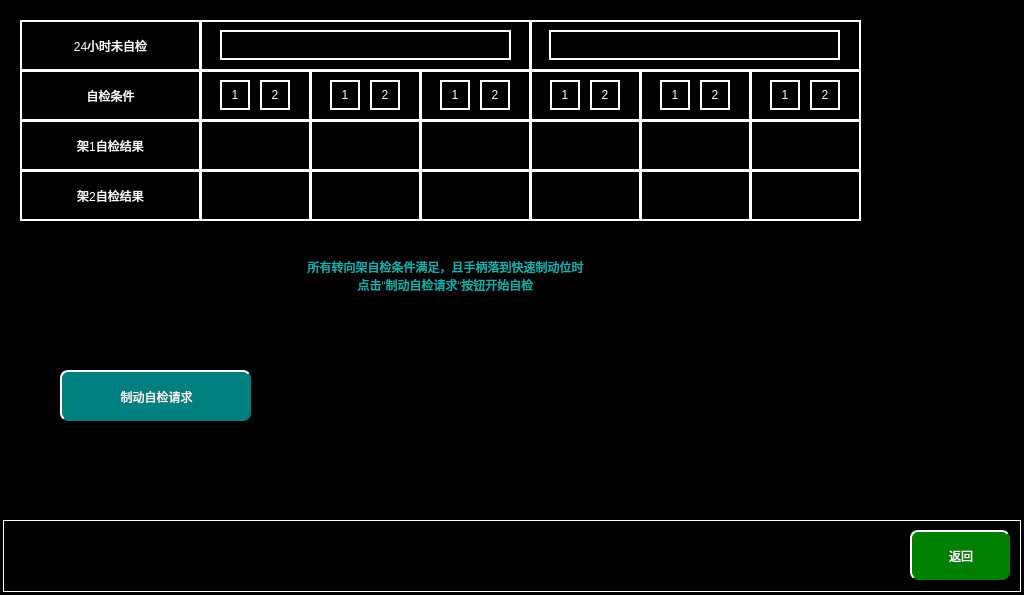
mayue-crrc/ShenyangMetro9DB, file maintaincebcutestpage.ui: the form before one commit.
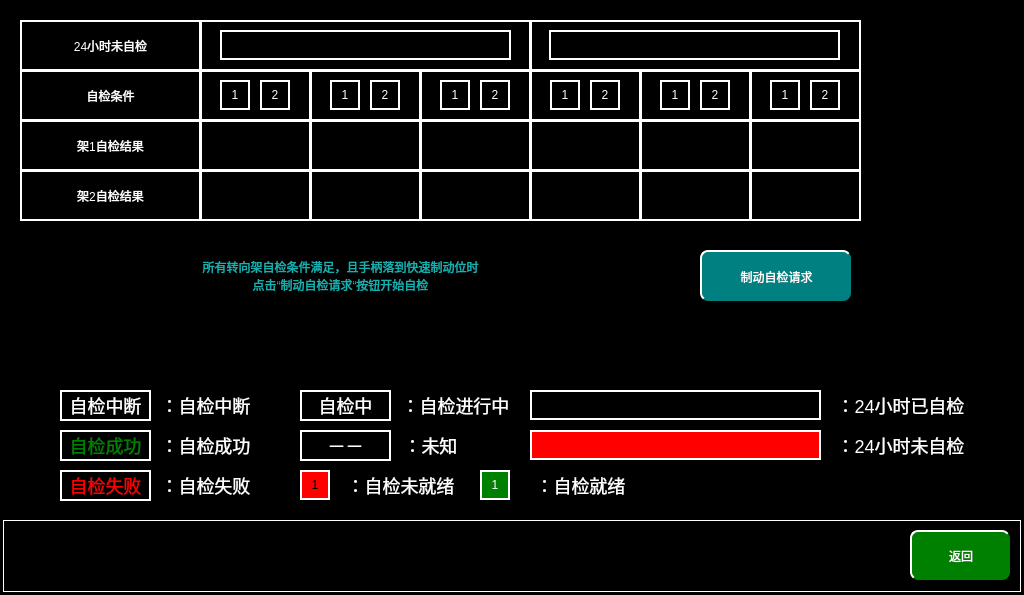
The form after the commit.

The edit to the form file:
```diff
--- a/maintaincebcutestpage.ui
+++ b/maintaincebcutestpage.ui
@@ -802,9 +802,9 @@
   <widget class="QPushButton" name="pushButton">
    <property name="geometry">
     <rect>
-     <x>60</x>
-     <y>370</y>
-     <width>191</width>
+     <x>700</x>
+     <y>250</y>
+     <width>151</width>
      <height>51</height>
     </rect>
    </property>
@@ -823,7 +823,7 @@
     <rect>
      <x>30</x>
      <y>240</y>
-     <width>831</width>
+     <width>621</width>
      <height>71</height>
     </rect>
    </property>
@@ -838,6 +838,373 @@
     <set>Qt::AlignCenter</set>
    </property>
   </widget>
+  <widget class="QLabel" name="testresTC1J2lbl_2">
+   <property name="geometry">
+    <rect>
+     <x>60</x>
+     <y>430</y>
+     <width>91</width>
+     <height>31</height>
+    </rect>
+   </property>
+   <property name="styleSheet">
+    <string notr="true">color:green;
+font-size:18px;</string>
+   </property>
+   <property name="text">
+    <string>自检成功</string>
+   </property>
+   <property name="alignment">
+    <set>Qt::AlignCenter</set>
+   </property>
+  </widget>
+  <widget class="QLabel" name="testresTC1J2lbl_3">
+   <property name="geometry">
+    <rect>
+     <x>60</x>
+     <y>470</y>
+     <width>91</width>
+     <height>31</height>
+    </rect>
+   </property>
+   <property name="styleSheet">
+    <string notr="true">color:red;
+font-size:18px;</string>
+   </property>
+   <property name="text">
+    <string>自检失败</string>
+   </property>
+   <property name="alignment">
+    <set>Qt::AlignCenter</set>
+   </property>
+  </widget>
+  <widget class="QLabel" name="testresTC1J2lbl_4">
+   <property name="geometry">
+    <rect>
+     <x>60</x>
+     <y>390</y>
+     <width>91</width>
+     <height>31</height>
+    </rect>
+   </property>
+   <property name="styleSheet">
+    <string notr="true">color:white;
+font-size:18px;</string>
+   </property>
+   <property name="text">
+    <string>自检中断</string>
+   </property>
+   <property name="alignment">
+    <set>Qt::AlignCenter</set>
+   </property>
+  </widget>
+  <widget class="QLabel" name="testresTC1J2lbl_5">
+   <property name="geometry">
+    <rect>
+     <x>300</x>
+     <y>390</y>
+     <width>91</width>
+     <height>31</height>
+    </rect>
+   </property>
+   <property name="styleSheet">
+    <string notr="true">color:white;
+font-size:18px;</string>
+   </property>
+   <property name="text">
+    <string>自检中</string>
+   </property>
+   <property name="alignment">
+    <set>Qt::AlignCenter</set>
+   </property>
+  </widget>
+  <widget class="QLabel" name="testresTC1J2lbl_6">
+   <property name="geometry">
+    <rect>
+     <x>300</x>
+     <y>430</y>
+     <width>91</width>
+     <height>31</height>
+    </rect>
+   </property>
+   <property name="styleSheet">
+    <string notr="true">color:white;
+font-size:18px;</string>
+   </property>
+   <property name="text">
+    <string>－－</string>
+   </property>
+   <property name="alignment">
+    <set>Qt::AlignCenter</set>
+   </property>
+  </widget>
+  <widget class="QLabel" name="testresTC1J2lbl_7">
+   <property name="geometry">
+    <rect>
+     <x>160</x>
+     <y>390</y>
+     <width>91</width>
+     <height>31</height>
+    </rect>
+   </property>
+   <property name="styleSheet">
+    <string notr="true">color:white;
+font-size:18px;
+border:transparent;</string>
+   </property>
+   <property name="text">
+    <string>：自检中断</string>
+   </property>
+   <property name="alignment">
+    <set>Qt::AlignCenter</set>
+   </property>
+  </widget>
+  <widget class="QLabel" name="testresTC1J2lbl_8">
+   <property name="geometry">
+    <rect>
+     <x>160</x>
+     <y>430</y>
+     <width>91</width>
+     <height>31</height>
+    </rect>
+   </property>
+   <property name="styleSheet">
+    <string notr="true">color:white;
+font-size:18px;
+border:transparent;</string>
+   </property>
+   <property name="text">
+    <string>：自检成功</string>
+   </property>
+   <property name="alignment">
+    <set>Qt::AlignCenter</set>
+   </property>
+  </widget>
+  <widget class="QLabel" name="testresTC1J2lbl_9">
+   <property name="geometry">
+    <rect>
+     <x>160</x>
+     <y>470</y>
+     <width>91</width>
+     <height>31</height>
+    </rect>
+   </property>
+   <property name="styleSheet">
+    <string notr="true">color:white;
+font-size:18px;
+border:transparent;</string>
+   </property>
+   <property name="text">
+    <string>：自检失败</string>
+   </property>
+   <property name="alignment">
+    <set>Qt::AlignCenter</set>
+   </property>
+  </widget>
+  <widget class="QLabel" name="testresTC1J2lbl_10">
+   <property name="geometry">
+    <rect>
+     <x>400</x>
+     <y>390</y>
+     <width>111</width>
+     <height>31</height>
+    </rect>
+   </property>
+   <property name="styleSheet">
+    <string notr="true">color:white;
+font-size:18px;
+border:transparent;</string>
+   </property>
+   <property name="text">
+    <string>：自检进行中</string>
+   </property>
+   <property name="alignment">
+    <set>Qt::AlignCenter</set>
+   </property>
+  </widget>
+  <widget class="QLabel" name="testresTC1J2lbl_11">
+   <property name="geometry">
+    <rect>
+     <x>400</x>
+     <y>430</y>
+     <width>61</width>
+     <height>31</height>
+    </rect>
+   </property>
+   <property name="styleSheet">
+    <string notr="true">color:white;
+font-size:18px;
+border:transparent;</string>
+   </property>
+   <property name="text">
+    <string>：未知</string>
+   </property>
+   <property name="alignment">
+    <set>Qt::AlignCenter</set>
+   </property>
+  </widget>
+  <widget class="QLabel" name="untestin24hourTC1lbl_2">
+   <property name="geometry">
+    <rect>
+     <x>530</x>
+     <y>390</y>
+     <width>291</width>
+     <height>30</height>
+    </rect>
+   </property>
+   <property name="styleSheet">
+    <string notr="true"/>
+   </property>
+   <property name="text">
+    <string/>
+   </property>
+   <property name="alignment">
+    <set>Qt::AlignCenter</set>
+   </property>
+  </widget>
+  <widget class="QLabel" name="testresTC1J2lbl_12">
+   <property name="geometry">
+    <rect>
+     <x>830</x>
+     <y>390</y>
+     <width>141</width>
+     <height>31</height>
+    </rect>
+   </property>
+   <property name="styleSheet">
+    <string notr="true">color:white;
+font-size:18px;
+border:transparent;</string>
+   </property>
+   <property name="text">
+    <string>：24小时已自检</string>
+   </property>
+   <property name="alignment">
+    <set>Qt::AlignCenter</set>
+   </property>
+  </widget>
+  <widget class="QLabel" name="untestin24hourTC1lbl_3">
+   <property name="geometry">
+    <rect>
+     <x>530</x>
+     <y>430</y>
+     <width>291</width>
+     <height>30</height>
+    </rect>
+   </property>
+   <property name="styleSheet">
+    <string notr="true">background-color:red;</string>
+   </property>
+   <property name="text">
+    <string/>
+   </property>
+   <property name="alignment">
+    <set>Qt::AlignCenter</set>
+   </property>
+  </widget>
+  <widget class="QLabel" name="testresTC1J2lbl_13">
+   <property name="geometry">
+    <rect>
+     <x>830</x>
+     <y>430</y>
+     <width>141</width>
+     <height>31</height>
+    </rect>
+   </property>
+   <property name="styleSheet">
+    <string notr="true">color:white;
+font-size:18px;
+border:transparent;</string>
+   </property>
+   <property name="text">
+    <string>：24小时未自检</string>
+   </property>
+   <property name="alignment">
+    <set>Qt::AlignCenter</set>
+   </property>
+  </widget>
+  <widget class="QLabel" name="testconditionTC1J1lbl_2">
+   <property name="geometry">
+    <rect>
+     <x>300</x>
+     <y>470</y>
+     <width>30</width>
+     <height>30</height>
+    </rect>
+   </property>
+   <property name="styleSheet">
+    <string notr="true">color:black;
+background-color:red;</string>
+   </property>
+   <property name="text">
+    <string>1</string>
+   </property>
+   <property name="alignment">
+    <set>Qt::AlignCenter</set>
+   </property>
+  </widget>
+  <widget class="QLabel" name="testresTC1J2lbl_14">
+   <property name="geometry">
+    <rect>
+     <x>340</x>
+     <y>470</y>
+     <width>121</width>
+     <height>31</height>
+    </rect>
+   </property>
+   <property name="styleSheet">
+    <string notr="true">color:white;
+font-size:18px;
+border:transparent;</string>
+   </property>
+   <property name="text">
+    <string>：自检未就绪</string>
+   </property>
+   <property name="alignment">
+    <set>Qt::AlignCenter</set>
+   </property>
+  </widget>
+  <widget class="QLabel" name="testconditionTC1J1lbl_3">
+   <property name="geometry">
+    <rect>
+     <x>480</x>
+     <y>470</y>
+     <width>30</width>
+     <height>30</height>
+    </rect>
+   </property>
+   <property name="styleSheet">
+    <string notr="true">color:white;
+background-color:green;</string>
+   </property>
+   <property name="text">
+    <string>1</string>
+   </property>
+   <property name="alignment">
+    <set>Qt::AlignCenter</set>
+   </property>
+  </widget>
+  <widget class="QLabel" name="testresTC1J2lbl_15">
+   <property name="geometry">
+    <rect>
+     <x>520</x>
+     <y>470</y>
+     <width>121</width>
+     <height>31</height>
+    </rect>
+   </property>
+   <property name="styleSheet">
+    <string notr="true">color:white;
+font-size:18px;
+border:transparent;</string>
+   </property>
+   <property name="text">
+    <string>：自检就绪</string>
+   </property>
+   <property name="alignment">
+    <set>Qt::AlignCenter</set>
+   </property>
+  </widget>
   <zorder>label</zorder>
   <zorder>lbl_5</zorder>
   <zorder>lbl_6</zorder>
```
Left out of the diff: 36 changed lines with no effect on the pictures.
